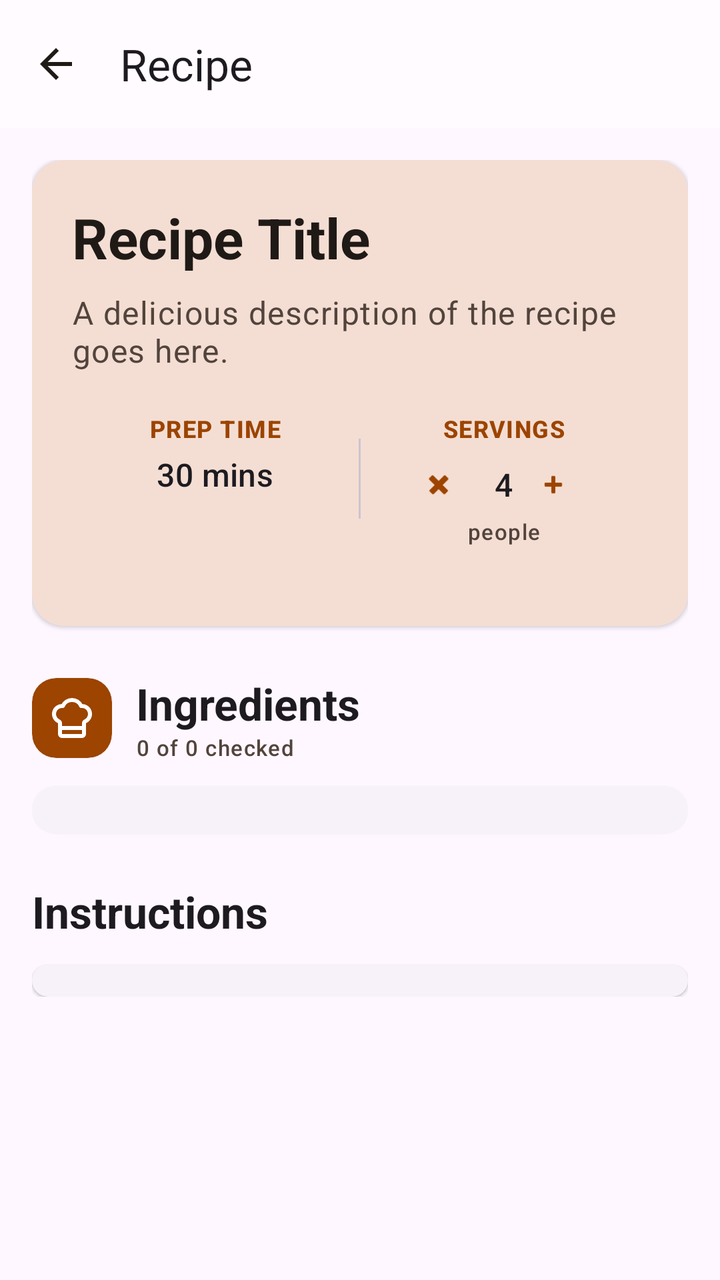
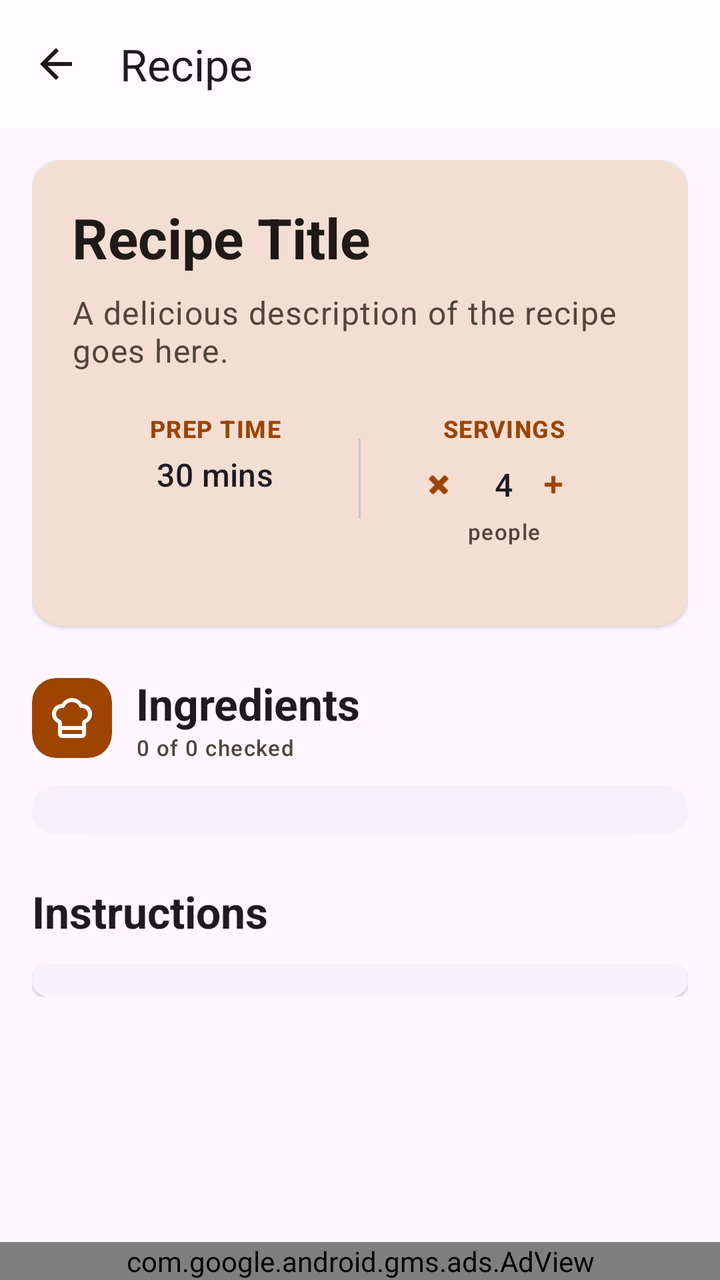

Two renders of the same Android screen: before a commit and after it. Below are the layout's source before the change and the commit's diff.
<!-- AndroidManifest.xml: application theme Theme.RecipeKeeper -->
<!-- res/layout/fragment_recipe_viewer.xml -->
<?xml version="1.0" encoding="utf-8"?>
<androidx.coordinatorlayout.widget.CoordinatorLayout
    xmlns:android="http://schemas.android.com/apk/res/android"
    xmlns:app="http://schemas.android.com/apk/res-auto"
    android:layout_width="match_parent"
    android:layout_height="match_parent">

    <com.google.android.material.appbar.AppBarLayout
        android:layout_width="match_parent"
        android:layout_height="wrap_content">
        <com.google.android.material.appbar.MaterialToolbar
            android:id="@+id/toolbar"
            android:layout_width="match_parent"
            android:layout_height="?attr/actionBarSize"
            app:title="Recipe"
            app:navigationIcon="@drawable/ic_arrow_back" />
    </com.google.android.material.appbar.AppBarLayout>

    <androidx.core.widget.NestedScrollView
        android:layout_width="match_parent"
        android:layout_height="match_parent"
        app:layout_behavior="@string/appbar_scrolling_view_behavior">

        <LinearLayout
            android:layout_width="match_parent"
            android:layout_height="wrap_content"
            android:orientation="vertical"
            android:padding="16dp">

            <com.google.android.material.card.MaterialCardView
                android:layout_width="match_parent"
                android:layout_height="wrap_content"
                style="@style/Widget.RecipeKeeper.CardView"
                android:layout_marginBottom="24dp"
                app:cardBackgroundColor="?attr/colorSurfaceVariant"
                app:strokeWidth="0dp">

                <LinearLayout
                    android:layout_width="match_parent"
                    android:layout_height="wrap_content"
                    android:orientation="vertical"
                    android:padding="20dp">

                    <TextView
                        android:id="@+id/tv_title"
                        android:layout_width="match_parent"
                        android:layout_height="wrap_content"
                        android:textAppearance="?attr/textAppearanceHeadlineMedium"
                        android:textColor="?attr/colorOnSurface"
                        android:textStyle="bold"
                        android:layout_marginBottom="8dp"
                        android:text="Recipe Title" />

                    <TextView
                        android:id="@+id/tv_description"
                        android:layout_width="match_parent"
                        android:layout_height="wrap_content"
                        android:textAppearance="?attr/textAppearanceBodyLarge"
                        android:textColor="?attr/colorOnSurfaceVariant"
                        android:layout_marginBottom="20dp"
                        android:text="A delicious description of the recipe goes here." />

                    <LinearLayout
                        android:layout_width="match_parent"
                        android:layout_height="wrap_content"
                        android:orientation="horizontal"
                        android:baselineAligned="false">

                        <LinearLayout
                            android:layout_width="0dp"
                            android:layout_height="wrap_content"
                            android:layout_weight="1"
                            android:orientation="vertical"
                            android:gravity="center">
                            <TextView
                                android:layout_width="wrap_content"
                                android:layout_height="wrap_content"
                                android:text="PREP TIME"
                                android:textAppearance="?attr/textAppearanceLabelMedium"
                                android:textColor="?attr/colorPrimary"
                                android:textStyle="bold" />
                            <TextView
                                android:id="@+id/tv_prep_time"
                                android:layout_width="wrap_content"
                                android:layout_height="wrap_content"
                                android:textAppearance="?attr/textAppearanceTitleMedium"
                                android:text="30 mins"
                                android:layout_marginTop="4dp" />
                        </LinearLayout>

                        <View
                            android:layout_width="1dp"
                            android:layout_height="40dp"
                            android:background="?attr/colorOutlineVariant"
                            android:layout_gravity="center_vertical" />

                        <LinearLayout
                            android:layout_width="0dp"
                            android:layout_height="wrap_content"
                            android:layout_weight="1"
                            android:orientation="vertical"
                            android:gravity="center">
                            <TextView
                                android:layout_width="wrap_content"
                                android:layout_height="wrap_content"
                                android:text="SERVINGS"
                                android:textAppearance="?attr/textAppearanceLabelMedium"
                                android:textColor="?attr/colorPrimary"
                                android:textStyle="bold" />
                            <LinearLayout
                                android:layout_width="wrap_content"
                                android:layout_height="wrap_content"
                                android:orientation="horizontal"
                                android:gravity="center_vertical"
                                android:layout_marginTop="4dp">
                                <com.google.android.material.button.MaterialButton
                                    android:id="@+id/btn_decrease_servings"
                                    style="@style/Widget.Material3.Button.IconButton"
                                    android:layout_width="32dp"
                                    android:layout_height="32dp"
                                    android:padding="0dp"
                                    app:icon="@android:drawable/ic_delete"
                                    app:iconSize="16dp" />
                                <TextView
                                    android:id="@+id/tv_servings"
                                    android:layout_width="wrap_content"
                                    android:layout_height="wrap_content"
                                    android:textAppearance="?attr/textAppearanceTitleMedium"
                                    android:text="4"
                                    android:layout_marginHorizontal="8dp" />
                                <com.google.android.material.button.MaterialButton
                                    android:id="@+id/btn_increase_servings"
                                    style="@style/Widget.Material3.Button.IconButton"
                                    android:layout_width="32dp"
                                    android:layout_height="32dp"
                                    android:padding="0dp"
                                    app:icon="@android:drawable/ic_input_add"
                                    app:iconSize="16dp" />
                            </LinearLayout>
                            <TextView
                                android:layout_width="wrap_content"
                                android:layout_height="wrap_content"
                                android:text="people"
                                android:textAppearance="?attr/textAppearanceLabelSmall"
                                android:textColor="?attr/colorOnSurfaceVariant" />
                        </LinearLayout>
                    </LinearLayout>

                    <com.google.android.material.chip.ChipGroup
                        android:id="@+id/chip_group_tags"
                        android:layout_width="match_parent"
                        android:layout_height="wrap_content"
                        android:layout_marginTop="20dp"
                        app:chipSpacingHorizontal="8dp" />
                </LinearLayout>
            </com.google.android.material.card.MaterialCardView>

            <LinearLayout
                android:layout_width="match_parent"
                android:layout_height="wrap_content"
                android:orientation="horizontal"
                android:gravity="center_vertical"
                android:layout_marginBottom="12dp">
                <com.google.android.material.card.MaterialCardView
                    android:layout_width="40dp"
                    android:layout_height="40dp"
                    app:cardCornerRadius="12dp"
                    app:cardBackgroundColor="?attr/colorPrimary"
                    app:strokeWidth="0dp"
                    android:layout_marginEnd="12dp">
                    <ImageView
                        android:layout_width="24dp"
                        android:layout_height="24dp"
                        android:layout_gravity="center"
                        android:src="@drawable/ic_chef_hat"
                        app:tint="@color/white" />
                </com.google.android.material.card.MaterialCardView>
                <LinearLayout
                    android:layout_width="wrap_content"
                    android:layout_height="wrap_content"
                    android:orientation="vertical">
                    <TextView
                        android:layout_width="wrap_content"
                        android:layout_height="wrap_content"
                        android:text="Ingredients"
                        android:textAppearance="?attr/textAppearanceTitleLarge"
                        android:textStyle="bold" />
                    <TextView
                        android:id="@+id/tv_ingredient_count"
                        android:layout_width="wrap_content"
                        android:layout_height="wrap_content"
                        android:textAppearance="?attr/textAppearanceLabelSmall"
                        android:textColor="?attr/colorOnSurfaceVariant"
                        android:text="0 of 0 checked" />
                </LinearLayout>
            </LinearLayout>

            <com.google.android.material.card.MaterialCardView
                android:layout_width="match_parent"
                android:layout_height="wrap_content"
                app:cardCornerRadius="12dp"
                app:cardElevation="1dp"
                android:layout_marginBottom="24dp">
                <LinearLayout
                    android:id="@+id/container_ingredients"
                    android:layout_width="match_parent"
                    android:layout_height="wrap_content"
                    android:orientation="vertical"
                    android:padding="12dp" />
            </com.google.android.material.card.MaterialCardView>

            <TextView
                android:layout_width="match_parent"
                android:layout_height="wrap_content"
                android:text="Instructions"
                android:textAppearance="?attr/textAppearanceTitleLarge"
                android:textStyle="bold"
                android:layout_marginBottom="12dp" />

            <com.google.android.material.progressindicator.LinearProgressIndicator
                android:id="@+id/progress_cooking"
                android:layout_width="match_parent"
                android:layout_height="wrap_content"
                android:layout_marginBottom="12dp"
                android:visibility="gone"
                app:trackThickness="8dp"
                app:trackCornerRadius="4dp" />

            <com.google.android.material.card.MaterialCardView
                android:layout_width="match_parent"
                android:layout_height="wrap_content"
                app:cardCornerRadius="12dp"
                app:cardElevation="1dp">
                <LinearLayout
                    android:id="@+id/container_instructions"
                    android:layout_width="match_parent"
                    android:layout_height="wrap_content"
                    android:orientation="vertical"
                    android:padding="8dp" />
            </com.google.android.material.card.MaterialCardView>

        </LinearLayout>
    </androidx.core.widget.NestedScrollView>
</androidx.coordinatorlayout.widget.CoordinatorLayout>
<!-- resources referenced by this layout -->
<resources>
  <color name="white">#FFFFFF</color>
  <!-- drawable ic_arrow_back (drawable) -->
  <?xml version="1.0" encoding="utf-8"?>
  <vector xmlns:android="http://schemas.android.com/apk/res/android"
      android:width="24dp"
      android:height="24dp"
      android:viewportWidth="24"
      android:viewportHeight="24"
      android:tint="?attr/colorOnSurface">
      <path
          android:fillColor="@android:color/white"
          android:pathData="M20,11H7.83l5.59,-5.59L12,4l-8,8 8,8 1.41,-1.41L7.83,13H20v-2z" />
  </vector>
  <!-- drawable ic_chef_hat (drawable) -->
  <vector xmlns:android="http://schemas.android.com/apk/res/android"
      android:width="24dp"
      android:height="24dp"
      android:viewportWidth="24"
      android:viewportHeight="24">
      <path
          android:pathData="M17,21a1,1 0,0 0,1 -1v-5.35c0,-0.457 0.316,-0.844 0.727,-1.041a4,4 0,0 0,-2.134 -7.589 5,5 0,0 0,-9.186 0 4,4 0,0 0,-2.134 7.588c0.411,0.198 0.727,0.585 0.727,1.041V20a1,1 0,0 0,1 1Z"
          android:strokeColor="#FFFFFF"
          android:strokeWidth="2"
          android:strokeLineCap="round"
          android:strokeLineJoin="round"/>
      <path
          android:pathData="M6,17h12"
          android:strokeColor="#FFFFFF"
          android:strokeWidth="2"
          android:strokeLineCap="round"
          android:strokeLineJoin="round"/>
  </vector>
  <style name="Widget.RecipeKeeper.CardView" parent="Widget.Material3.CardView.Elevated">
          <item name="cardCornerRadius">16dp</item>
          <item name="cardElevation">1dp</item>
          <item name="shapeAppearance">@style/ShapeAppearance.RecipeKeeper.Card</item>
      </style>
  <style name="ShapeAppearance.RecipeKeeper.Card" parent="ShapeAppearance.Material3.MediumComponent">
          <item name="cornerSize">16dp</item>
      </style>
  <color name="md_theme_light_primary">#9C4400</color>
  <color name="md_theme_light_onPrimary">#FFFFFF</color>
  <color name="md_theme_light_primaryContainer">#FFDBC7</color>
  <color name="md_theme_light_onPrimaryContainer">#331200</color>
  <color name="md_theme_light_secondary">#765848</color>
  <color name="md_theme_light_onSecondary">#FFFFFF</color>
  <color name="md_theme_light_secondaryContainer">#FFDBC7</color>
  <color name="md_theme_light_onSecondaryContainer">#2B160B</color>
  <color name="md_theme_light_tertiary">#656032</color>
  <color name="md_theme_light_onTertiary">#FFFFFF</color>
  <color name="md_theme_light_tertiaryContainer">#EDE4AB</color>
  <color name="md_theme_light_onTertiaryContainer">#1F1C00</color>
  <color name="md_theme_light_surface">#FFFBFF</color>
  <color name="md_theme_light_onSurface">#201A17</color>
  <color name="md_theme_light_surfaceVariant">#F4DED3</color>
  <color name="md_theme_light_onSurfaceVariant">#52443C</color>
  <color name="md_theme_light_outline">#85736B</color>
  <style name="ThemeOverlay.RecipeKeeper.MaterialAlertDialog" parent="ThemeOverlay.Material3.MaterialAlertDialog">
          <item name="alertDialogStyle">@style/MaterialAlertDialog.RecipeKeeper</item>
          <item name="android:background">@android:color/transparent</item>
          <item name="backgroundTint">@android:color/transparent</item>
      </style>
  <style name="MaterialAlertDialog.RecipeKeeper" parent="MaterialAlertDialog.Material3">
          <item name="shapeAppearance">@style/ShapeAppearance.RecipeKeeper.Dialog</item>
      </style>
  <style name="ShapeAppearance.RecipeKeeper.Dialog" parent="ShapeAppearance.Material3.LargeComponent">
          <item name="cornerSize">28dp</item>
      </style>
  <!-- unchanged entries left out for length: 1 -->
</resources>

<!-- the commit's change to res/layout/fragment_recipe_viewer.xml (unified diff, before → after) -->
@@ -19,6 +19,8 @@
     <androidx.core.widget.NestedScrollView
         android:layout_width="match_parent"
         android:layout_height="match_parent"
+        android:paddingBottom="50dp"
+        android:clipToPadding="false"
         app:layout_behavior="@string/appbar_scrolling_view_behavior">
 
         <LinearLayout
@@ -241,4 +243,13 @@
 
         </LinearLayout>
     </androidx.core.widget.NestedScrollView>
+
+    <com.google.android.gms.ads.AdView
+        android:id="@+id/ad_view"
+        android:layout_width="match_parent"
+        android:layout_height="wrap_content"
+        android:layout_gravity="bottom|center_horizontal"
+        app:adSize="BANNER"
+        app:adUnitId="ca-app-pub-4179968443458774/3258172005" />
+
 </androidx.coordinatorlayout.widget.CoordinatorLayout>
